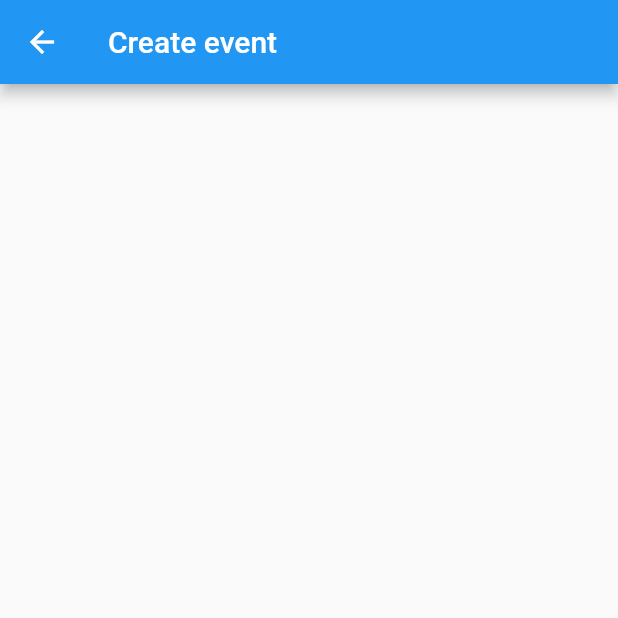
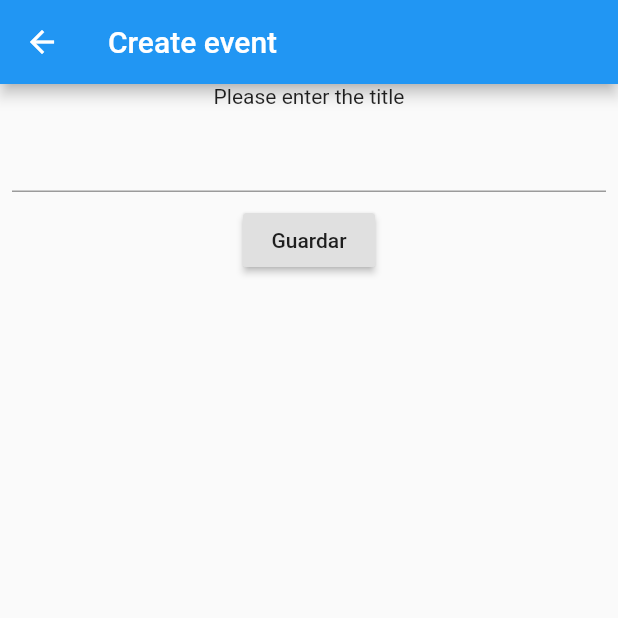
Before and after one commit to jporsay/hack19, a Flutter app: the CreateEventPage screen opened directly, on a phone screen of 412 x 824 dp, the top half of it. Run offline on Flutter 3.47's test engine with Material 2 defaults, Android fonts, the phone set to English and light mode, and no system bars; our stand-ins replace cloud_firestore, equatable, firebase_analytics, firebase_auth, google_sign_in; accounts and stored records are empty.

```diff
--- a/lib/src/page/home_page.dart
+++ b/lib/src/page/home_page.dart
@@ -43,12 +43,32 @@ class CreateEventPage extends StatefulWidget {
 
 class CreateEventPageState extends State<CreateEventPage> {
 
+  final _formKey = GlobalKey<FormState>();
+
   @override
   Widget build(BuildContext context) {
     return Scaffold(
       appBar: AppBar(
         title: Text("Create event")
       ),
+      body: Form(
+        key: _formKey,
+        child: Column(
+          children: [
+            Text('Please enter the title'),
+            Padding(
+              padding: const EdgeInsets.all(8.0),
+              child: TextFormField(),
+            ),
+            RaisedButton(
+              child : Text('Guardar'),
+              onPressed: () {
+                Navigator.pop(context);
+              }
+            )
+          ],
+        )
+      ),
     );
   }
 
```
